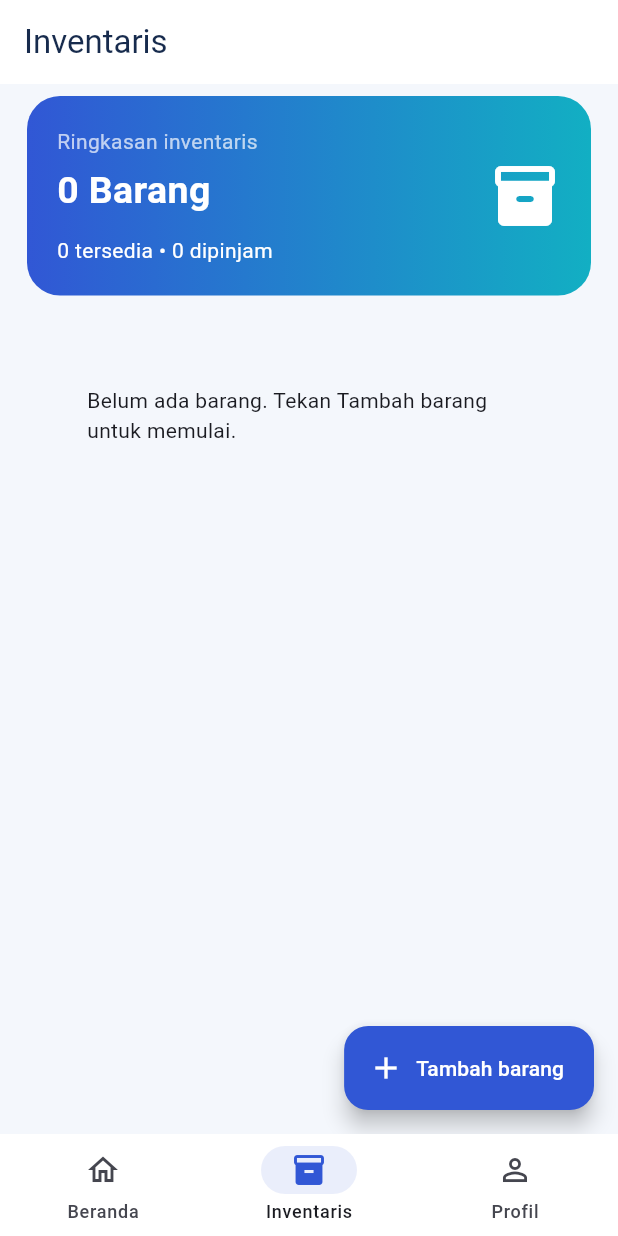
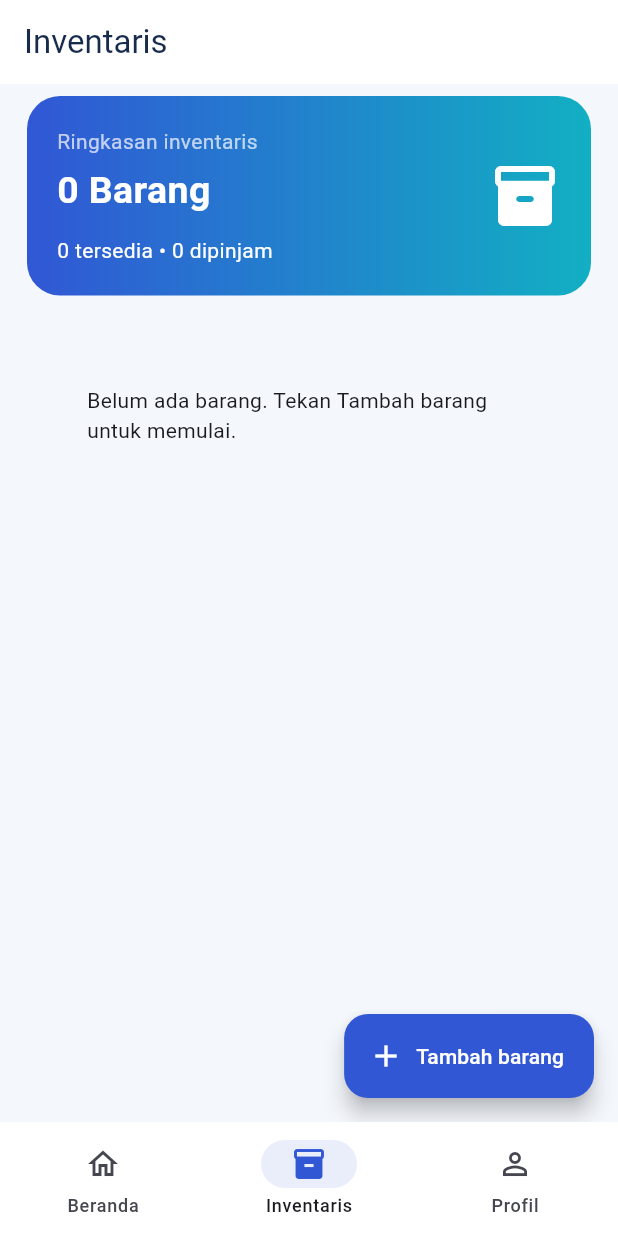
Before and after one commit to elsanisa34rpl/ukl2026, a Flutter app: the MainShell screen opened directly, item 2 of the bottom bar chosen, on a phone screen of 412 x 824 dp. Run offline on Flutter 3.47's test engine with Material 3 defaults, Android fonts, the phone set to English and light mode, and no system bars; our stand-ins replace cloud_firestore, firebase_auth, firebase_core; accounts and stored records are empty; statements that could not run were skipped.

Commit message:
Polish bottom navigation styling

```diff
--- a/lib/pages/main_shell.dart
+++ b/lib/pages/main_shell.dart
@@ -29,12 +29,14 @@ class _MainShellState extends State<MainShell> {
         children: _pages,
       ),
       bottomNavigationBar: NavigationBar(
-        height: 68,
+        height: 76,
         selectedIndex: _selectedIndex,
         onDestinationSelected: (index) {
           setState(() => _selectedIndex = index);
         },
         backgroundColor: Colors.white,
+        elevation: 3,
+        labelBehavior: NavigationDestinationLabelBehavior.alwaysShow,
         indicatorColor: AppColors.primary.withValues(alpha: 0.10),
         destinations: const [
           NavigationDestination(
```
